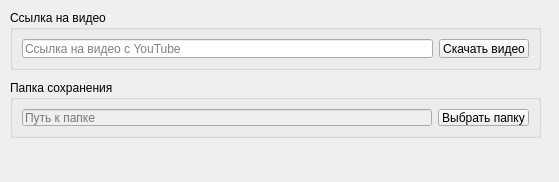
Above: Form_download.ui from Kupriyashin/Downloading-videos-from-YouTube-Pytube-PyQT before the change. Below: the same form after it.
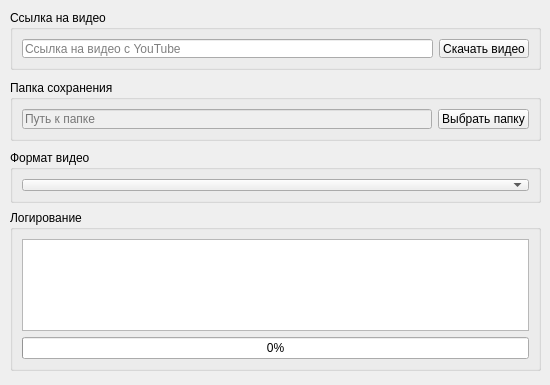
That is the form after the change.

Commit message: Merge remote-tracking branch 'origin/main'

Diff of the .ui file:
```diff
--- a/Form_download.ui
+++ b/Form_download.ui
@@ -6,10 +6,34 @@
    <rect>
     <x>0</x>
     <y>0</y>
-    <width>559</width>
-    <height>182</height>
+    <width>550</width>
+    <height>385</height>
    </rect>
   </property>
+  <property name="minimumSize">
+   <size>
+    <width>550</width>
+    <height>385</height>
+   </size>
+  </property>
+  <property name="maximumSize">
+   <size>
+    <width>550</width>
+    <height>385</height>
+   </size>
+  </property>
+  <property name="sizeIncrement">
+   <size>
+    <width>550</width>
+    <height>385</height>
+   </size>
+  </property>
+  <property name="baseSize">
+   <size>
+    <width>550</width>
+    <height>385</height>
+   </size>
+  </property>
   <property name="windowTitle">
    <string>MainWindow</string>
   </property>
@@ -57,7 +81,7 @@
       <x>10</x>
       <y>80</y>
       <width>531</width>
-      <height>58</height>
+      <height>61</height>
      </rect>
     </property>
     <property name="title">
@@ -87,6 +111,49 @@
      </item>
     </layout>
    </widget>
+   <widget class="QGroupBox" name="groupBox_3">
+    <property name="geometry">
+     <rect>
+      <x>10</x>
+      <y>150</y>
+      <width>531</width>
+      <height>53</height>
+     </rect>
+    </property>
+    <property name="title">
+     <string>Формат видео</string>
+    </property>
+    <layout class="QVBoxLayout" name="verticalLayout_2">
+     <item>
+      <widget class="QComboBox" name="comboBox"/>
+     </item>
+    </layout>
+   </widget>
+   <widget class="QGroupBox" name="groupBox_4">
+    <property name="geometry">
+     <rect>
+      <x>10</x>
+      <y>210</y>
+      <width>531</width>
+      <height>161</height>
+     </rect>
+    </property>
+    <property name="title">
+     <string>Логирование</string>
+    </property>
+    <layout class="QVBoxLayout" name="verticalLayout_3">
+     <item>
+      <widget class="QListWidget" name="listWidget"/>
+     </item>
+     <item>
+      <widget class="QProgressBar" name="progressBar">
+       <property name="value">
+        <number>0</number>
+       </property>
+      </widget>
+     </item>
+    </layout>
+   </widget>
   </widget>
  </widget>
  <resources/>
```
Left out of the diff: 2 changed lines with no effect on the pictures. The commit also changes 2 other files.
